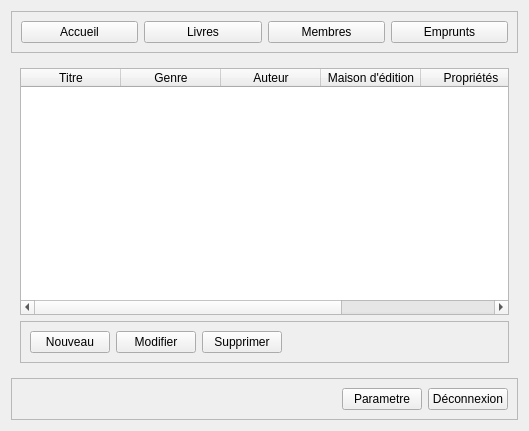
This is app.ui in Totelof10/biblio as Qt 5 draws it before an edit. The edited form follows.
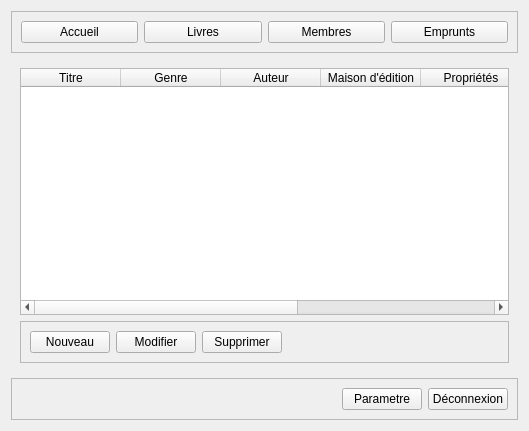
This is the edited form.

The edit to the form file:
```diff
--- a/app.ui
+++ b/app.ui
@@ -64,6 +64,9 @@
       <layout class="QVBoxLayout" name="verticalLayout_2">
        <item>
         <widget class="QTableWidget" name="tableWidget">
+         <property name="sizeAdjustPolicy">
+          <enum>QAbstractScrollArea::SizeAdjustPolicy::AdjustIgnored</enum>
+         </property>
          <column>
           <property name="text">
            <string>Titre</string>
@@ -94,6 +97,11 @@
            <string>Quantité</string>
           </property>
          </column>
+         <column>
+          <property name="text">
+           <string>Armoire</string>
+          </property>
+         </column>
         </widget>
        </item>
        <item>
```
